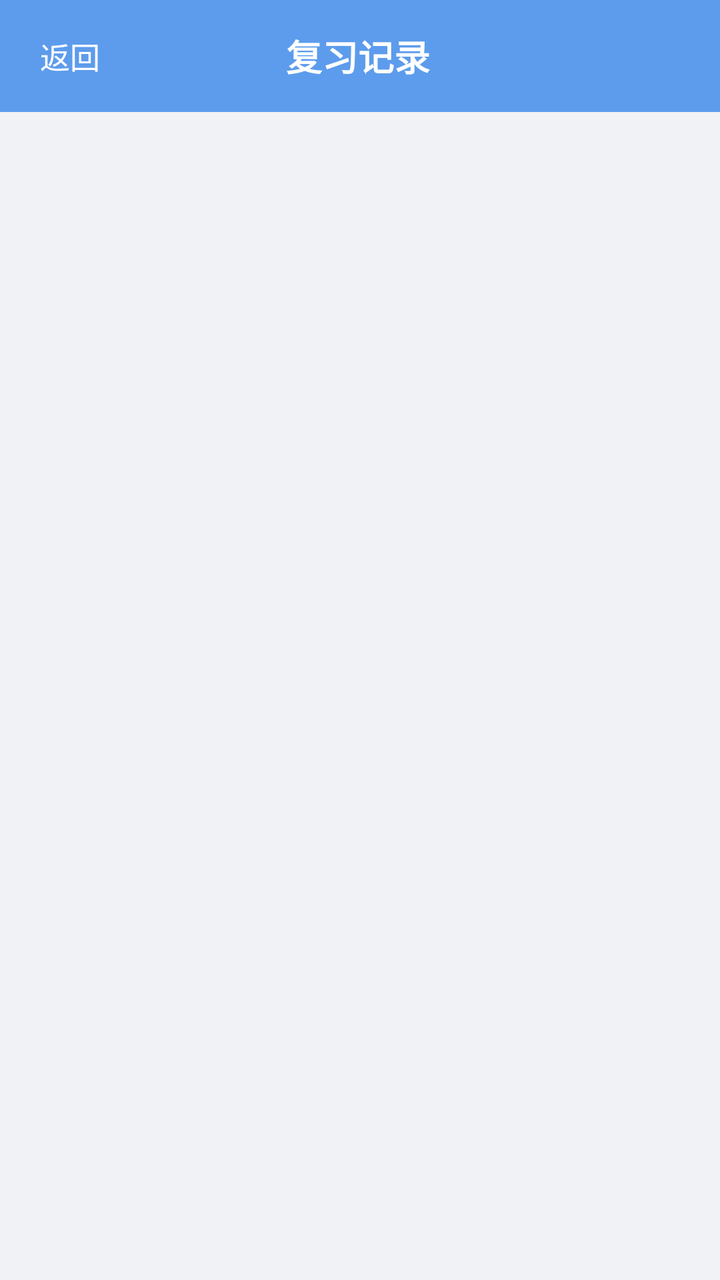
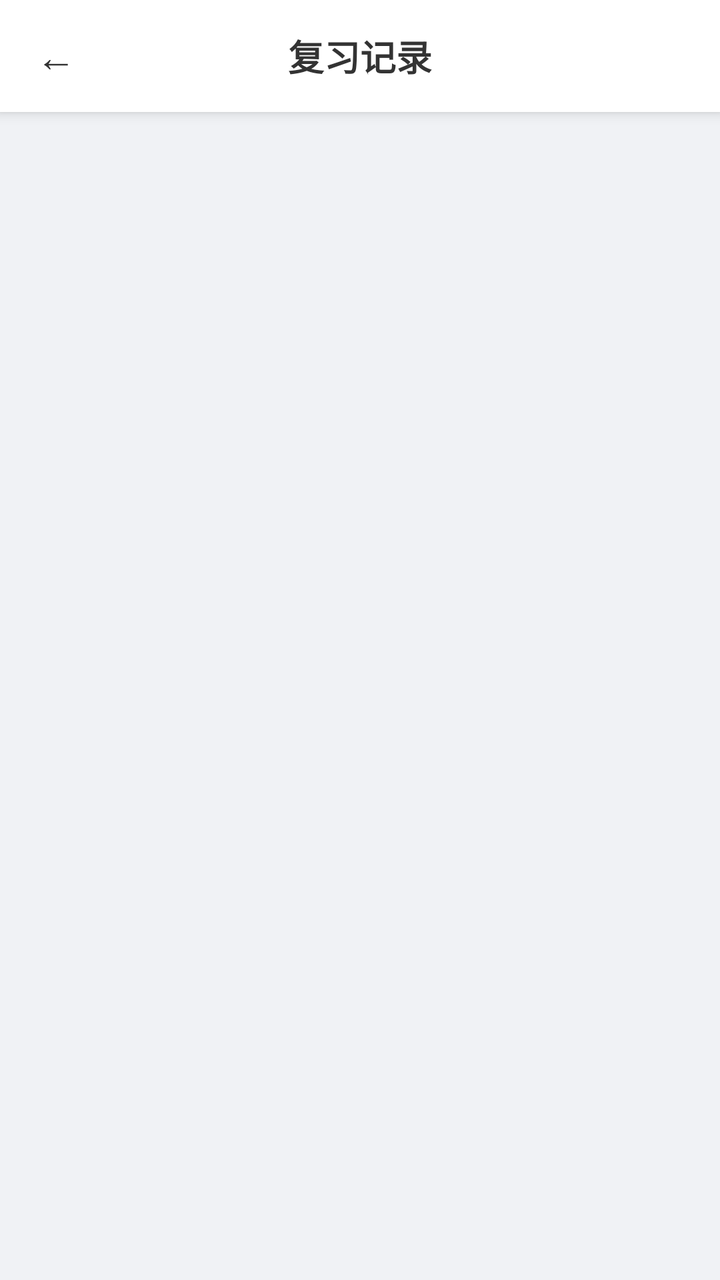

An Android layout rendered at two revisions. The XML below is the earlier revision; the diff shows what the commit changed to produce the second picture.
<!-- AndroidManifest.xml: application theme Theme.Demo -->
<!-- res/layout/activity_review_history.xml -->
<?xml version="1.0" encoding="utf-8"?>
<LinearLayout xmlns:android="http://schemas.android.com/apk/res/android"
    android:layout_width="match_parent"
    android:layout_height="match_parent"
    android:orientation="vertical"
    android:background="#f0f2f5">

    <LinearLayout
        android:layout_width="match_parent"
        android:layout_height="56dp"
        android:orientation="horizontal"
        android:gravity="center_vertical"
        android:background="#5d9cec"
        android:paddingLeft="8dp"
        android:paddingRight="8dp">

        <TextView
            android:id="@+id/btn_history_back"
            android:layout_width="wrap_content"
            android:layout_height="match_parent"
            android:gravity="center"
            android:paddingLeft="12dp"
            android:paddingRight="12dp"
            android:text="返回"
            android:textColor="#FFFFFF"
            android:textSize="15sp" />

        <TextView
            android:layout_width="0dp"
            android:layout_height="wrap_content"
            android:layout_weight="1"
            android:gravity="center"
            android:text="复习记录"
            android:textColor="#FFFFFF"
            android:textSize="18sp"
            android:textStyle="bold" />

        <View
            android:layout_width="56dp"
            android:layout_height="1dp" />

    </LinearLayout>

    <ScrollView
        android:layout_width="match_parent"
        android:layout_height="0dp"
        android:layout_weight="1"
        android:fillViewport="true">

        <LinearLayout
            android:id="@+id/history_container"
            android:layout_width="match_parent"
            android:layout_height="wrap_content"
            android:orientation="vertical"
            android:paddingBottom="20dp" />

    </ScrollView>

</LinearLayout>
<!-- resources referenced by this layout -->
<resources>
  <style name="Theme.Demo" parent="Base.Theme.Demo" />
  <style name="Base.Theme.Demo" parent="Theme.Material3.DayNight.NoActionBar">
          
          <item name="android:statusBarColor">@color/home_bg</item>
          <item name="android:windowLightStatusBar">true</item>
          <item name="android:navigationBarColor">@color/home_bg</item>
          <item name="android:windowLightNavigationBar" tools:targetApi="o_mr1">true</item>
          <item name="android:enforceNavigationBarContrast" tools:targetApi="q">false</item>
      </style>
  <color name="home_bg">#F0F2F5</color>
</resources>

<!-- the commit's change to res/layout/activity_review_history.xml (unified diff, before → after) -->
@@ -3,37 +3,17 @@
     android:layout_width="match_parent"
     android:layout_height="match_parent"
     android:orientation="vertical"
-    android:background="#f0f2f5">
+    android:background="@color/page_bg">
 
-    <LinearLayout
-        android:layout_width="match_parent"
-        android:layout_height="56dp"
-        android:orientation="horizontal"
-        android:gravity="center_vertical"
-        android:background="#5d9cec"
-        android:paddingLeft="8dp"
-        android:paddingRight="8dp">
+    <LinearLayout style="@style/TopBar">
 
         <TextView
             android:id="@+id/btn_history_back"
-            android:layout_width="wrap_content"
-            android:layout_height="match_parent"
-            android:gravity="center"
-            android:paddingLeft="12dp"
-            android:paddingRight="12dp"
-            android:text="返回"
-            android:textColor="#FFFFFF"
-            android:textSize="15sp" />
+            style="@style/TopBarBack" />
 
         <TextView
-            android:layout_width="0dp"
-            android:layout_height="wrap_content"
-            android:layout_weight="1"
-            android:gravity="center"
-            android:text="复习记录"
-            android:textColor="#FFFFFF"
-            android:textSize="18sp"
-            android:textStyle="bold" />
+            style="@style/TopBarTitle"
+            android:text="复习记录" />
 
         <View
             android:layout_width="56dp"
<!-- resource entries referenced after the edit -->
@@ -1,6 +1,35 @@
 <!-- resources referenced by this layout -->
 <resources>
+  <color name="page_bg">#F0F2F5</color>
+  <style name="TopBar">
+          <item name="android:layout_width">match_parent</item>
+          <item name="android:layout_height">56dp</item>
+          <item name="android:orientation">horizontal</item>
+          <item name="android:gravity">center_vertical</item>
+          <item name="android:background">@color/home_card</item>
+          <item name="android:elevation">4dp</item>
+      </style>
+  <style name="TopBarBack">
+          <item name="android:layout_width">56dp</item>
+          <item name="android:layout_height">match_parent</item>
+          <item name="android:gravity">center</item>
+          <item name="android:text">←</item>
+          <item name="android:textSize">20sp</item>
+          <item name="android:textColor">@color/home_text_primary</item>
+          <item name="android:background">?attr/selectableItemBackgroundBorderless</item>
+      </style>
+  <style name="TopBarTitle">
+          <item name="android:layout_width">0dp</item>
+          <item name="android:layout_height">wrap_content</item>
+          <item name="android:layout_weight">1</item>
+          <item name="android:gravity">center</item>
+          <item name="android:textSize">18sp</item>
+          <item name="android:textStyle">bold</item>
+          <item name="android:textColor">@color/home_text_primary</item>
+      </style>
   <style name="Theme.Demo" parent="Base.Theme.Demo" />
+  <color name="home_card">#FFFFFF</color>
+  <color name="home_text_primary">#333333</color>
   <style name="Base.Theme.Demo" parent="Theme.Material3.DayNight.NoActionBar">
           
           <item name="android:statusBarColor">@color/home_bg</item>
@@ -9,6 +38,6 @@
           <item name="android:windowLightNavigationBar" tools:targetApi="o_mr1">true</item>
           <item name="android:enforceNavigationBarContrast" tools:targetApi="q">false</item>
       </style>
-  <color name="home_bg">#F0F2F5</color>
+  <color name="home_bg">@color/page_bg</color>
 </resources>
 
